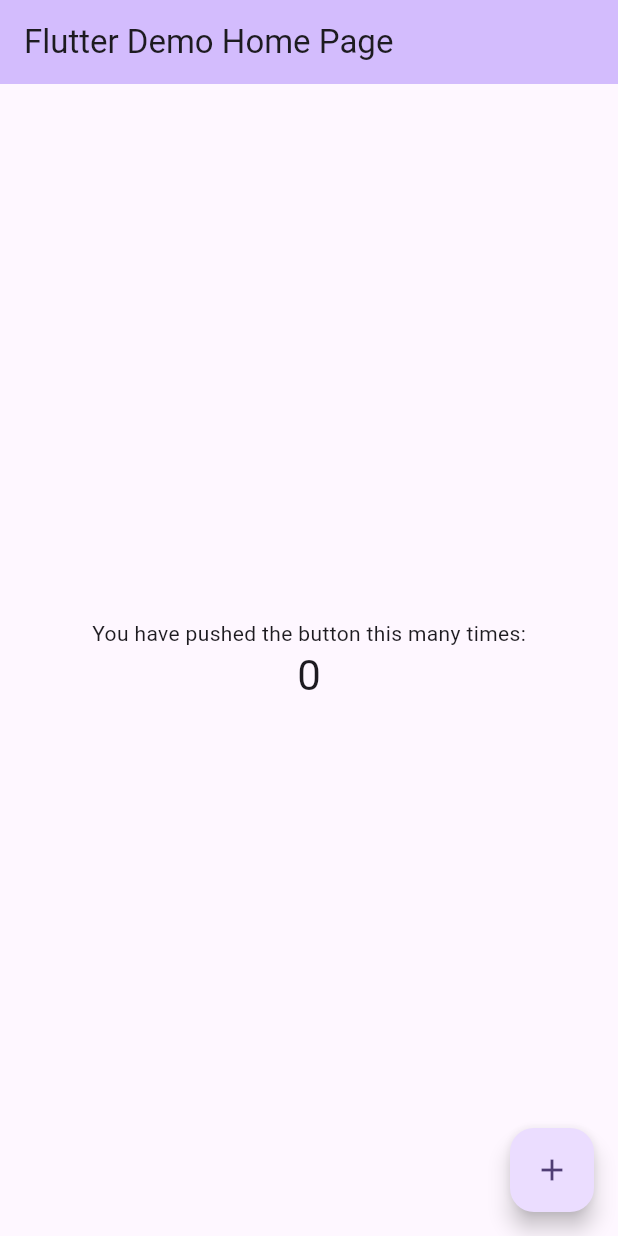
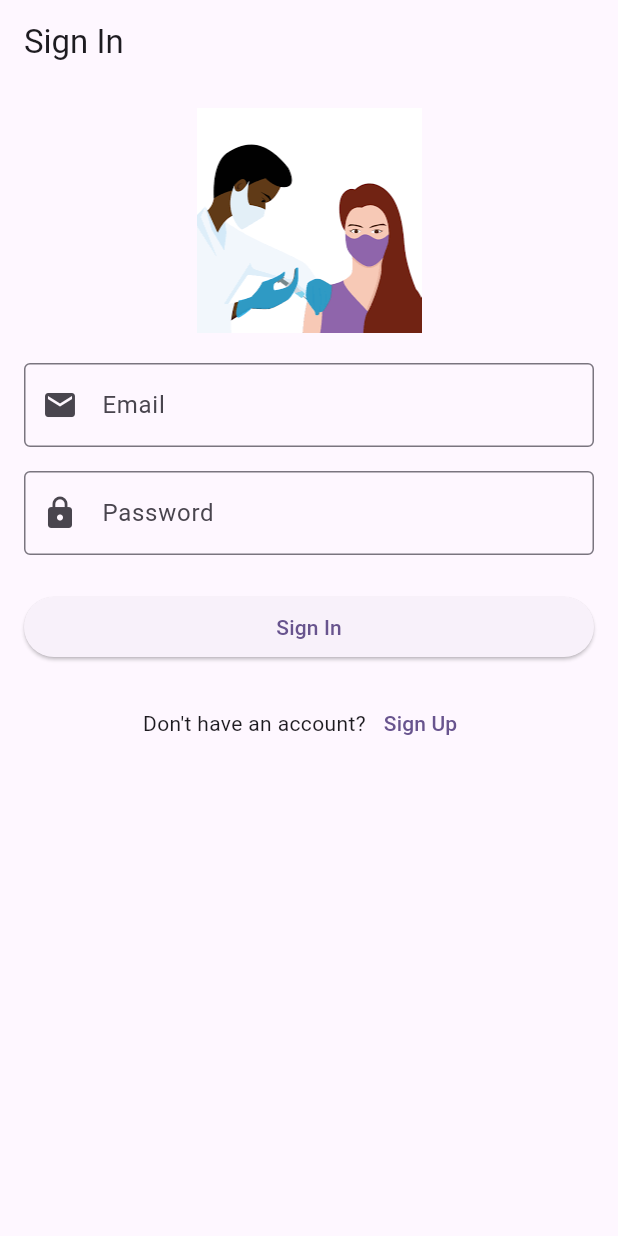
Before and after one commit to Dilipjp/Covid-vaccination-Scheduling, a Flutter app: the screen it shows after launch, on a phone screen of 412 x 824 dp. Run offline on Flutter 3.47's test engine with Material 3 defaults, Android fonts, the light colour scheme and no system bars; our stand-ins replace firebase_auth, firebase_core; accounts and stored records are empty.

Commit message:
Sign in, Sign out and Home page created

```diff
--- a/lib/main.dart
+++ b/lib/main.dart
@@ -1,125 +1,74 @@
+import 'package:firebase_auth/firebase_auth.dart';
 import 'package:flutter/material.dart';
+import 'package:firebase_core/firebase_core.dart';
+import 'screens/sign_in_screen.dart';
+import 'screens/sign_up_screen.dart';
+import 'screens/home_screen.dart';
 
-void main() {
+void main() async {
+  WidgetsFlutterBinding.ensureInitialized();
+  await Firebase.initializeApp();
   runApp(const MyApp());
 }
 
 class MyApp extends StatelessWidget {
   const MyApp({super.key});
 
-  // This widget is the root of your application.
   @override
   Widget build(BuildContext context) {
     return MaterialApp(
-      title: 'Flutter Demo',
+      title: 'Flutter Firebase Auth Demo',
       theme: ThemeData(
-        // This is the theme of your application.
-        //
-        // TRY THIS: Try running your application with "flutter run". You'll see
-        // the application has a purple toolbar. Then, without quitting the app,
-        // try changing the seedColor in the colorScheme below to Colors.green
-        // and then invoke "hot reload" (save your changes or press the "hot
-        // reload" button in a Flutter-supported IDE, or press "r" if you used
-        // the command line to start the app).
-        //
-        // Notice that the counter didn't reset back to zero; the application
-        // state is not lost during the reload. To reset the state, use hot
-        // restart instead.
-        //
-        // This works for code too, not just values: Most code changes can be
-        // tested with just a hot reload.
         colorScheme: ColorScheme.fromSeed(seedColor: Colors.deepPurple),
         useMaterial3: true,
       ),
-      home: const MyHomePage(title: 'Flutter Demo Home Page'),
+      home: const AuthCheck(),
+      routes: {
+        '/home': (context) => const HomeScreen(title: 'Flutter Demo Home Page'),
+        '/sign-in': (context) => const SignInScreen(),
+        '/sign-up': (context) => const SignUpScreen(),
+      },
     );
   }
 }
 
-class MyHomePage extends StatefulWidget {
-  const MyHomePage({super.key, required this.title});
+class AuthCheck extends StatelessWidget {
+  const AuthCheck({super.key});
 
-  // This widget is the home page of your application. It is stateful, meaning
-  // that it has a State object (defined below) that contains fields that affect
-  // how it looks.
-
-  // This class is the configuration for the state. It holds the values (in this
-  // case the title) provided by the parent (in this case the App widget) and
-  // used by the build method of the State. Fields in a Widget subclass are
-  // always marked "final".
-
-  final String title;
-
-  @override
-  State<MyHomePage> createState() => _MyHomePageState();
-}
-
-class _MyHomePageState extends State<MyHomePage> {
-  int _counter = 0;
-
-  void _incrementCounter() {
-    setState(() {
-      // This call to setState tells the Flutter framework that something has
-      // changed in this State, which causes it to rerun the build method below
-      // so that the display can reflect the updated values. If we changed
-      // _counter without calling setState(), then the build method would not be
-      // called again, and so nothing would appear to happen.
-      _counter++;
-    });
+  Future<User?> _checkUserAuthStatus() async {
+    // Wait for a short duration to ensure Firebase has initialized
+    await Future.delayed(const Duration(milliseconds: 500));
+    return FirebaseAuth.instance.currentUser;
   }
 
   @override
   Widget build(BuildContext context) {
-    // This method is rerun every time setState is called, for instance as done
-    // by the _incrementCounter method above.
-    //
-    // The Flutter framework has been optimized to make rerunning build methods
-    // fast, so that you can just rebuild anything that needs updating rather
-    // than having to individually change instances of widgets.
-    return Scaffold(
-      appBar: AppBar(
-        // TRY THIS: Try changing the color here to a specific color (to
-        // Colors.amber, perhaps?) and trigger a hot reload to see the AppBar
-        // change color while the other colors stay the same.
-        backgroundColor: Theme.of(context).colorScheme.inversePrimary,
-        // Here we take the value from the MyHomePage object that was created by
-        // the App.build method, and use it to set our appbar title.
-        title: Text(widget.title),
-      ),
-      body: Center(
-        // Center is a layout widget. It takes a single child and positions it
-        // in the middle of the parent.
-        child: Column(
-          // Column is also a layout widget. It takes a list of children and
-          // arranges them vertically. By default, it sizes itself to fit its
-          // children horizontally, and tries to be as tall as its parent.
-          //
-          // Column has various properties to control how it sizes itself and
-          // how it positions its children. Here we use mainAxisAlignment to
-          // center the children vertically; the main axis here is the vertical
-          // axis because Columns are vertical (the cross axis would be
-          // horizontal).
-          //
-          // TRY THIS: Invoke "debug painting" (choose the "Toggle Debug Paint"
-          // action in the IDE, or press "p" in the console), to see the
-          // wireframe for each widget.
-          mainAxisAlignment: MainAxisAlignment.center,
-          children: <Widget>[
-            const Text(
-              'You have pushed the button this many times:',
-            ),
-            Text(
-              '$_counter',
-              style: Theme.of(context).textTheme.headlineMedium,
-            ),
-          ],
-        ),
-      ),
-      floatingActionButton: FloatingActionButton(
-        onPressed: _incrementCounter,
-        tooltip: 'Increment',
-        child: const Icon(Icons.add),
-      ), // This trailing comma makes auto-formatting nicer for build methods.
+    return FutureBuilder<User?>(
+      future: _checkUserAuthStatus(),
+      builder: (context, snapshot) {
+        if (snapshot.connectionState == ConnectionState.waiting) {
+          // While checking the auth status, show a loading indicator
+          return const Scaffold(
+            body: Center(child: CircularProgressIndicator()),
+          );
+        } else {
+          if (snapshot.hasData && snapshot.data != null) {
+            // User is signed in
+            // Navigate to HomeScreen
+            WidgetsBinding.instance.addPostFrameCallback((_) {
+              Navigator.pushReplacementNamed(context, '/home');
+            });
+          } else {
+            // User is not signed in
+            // Navigate to SignInScreen
+            WidgetsBinding.instance.addPostFrameCallback((_) {
+              Navigator.pushReplacementNamed(context, '/sign-in');
+            });
+          }
+          // While the navigation is happening, show an empty container
+          return const SizedBox.shrink();
+        }
+      },
     );
   }
 }
--- /dev/null
+++ b/lib/screens/sign_in_screen.dart
@@ -0,0 +1,169 @@
+import 'package:flutter/material.dart';
+import 'package:firebase_auth/firebase_auth.dart';
+
+class SignInScreen extends StatefulWidget {
+  const SignInScreen({Key? key}) : super(key: key);
+
+  @override
+  _SignInScreenState createState() => _SignInScreenState();
+}
+
+class _SignInScreenState extends State<SignInScreen> {
+  // Controllers for input fields
+  final TextEditingController _emailController = TextEditingController();
+  final TextEditingController _passwordController = TextEditingController();
+
+  // Key for the form
+  final _formKey = GlobalKey<FormState>();
+
+  // State variables
+  bool _isLoading = false;
+  String? _errorMessage;
+
+  // Sign-In method
+  Future<void> _signIn() async {
+    if (_formKey.currentState?.validate() ?? false) {
+      setState(() {
+        _isLoading = true;
+        _errorMessage = null;
+      });
+
+      try {
+        // Attempt to sign in the user
+        await FirebaseAuth.instance.signInWithEmailAndPassword(
+          email: _emailController.text.trim(),
+          password: _passwordController.text.trim(),
+        );
+        // If successful, navigate to HomeScreen
+        Navigator.pushReplacementNamed(context, '/home');
+      } on FirebaseAuthException catch (e) {
+        // Handle Firebase-specific errors
+        setState(() {
+          _errorMessage = e.message;
+        });
+      } catch (e) {
+        // Handle other errors
+        setState(() {
+          _errorMessage = 'An unknown error occurred';
+        });
+      } finally {
+        // Reset loading state
+        setState(() {
+          _isLoading = false;
+        });
+      }
+    }
+  }
+
+  @override
+  void dispose() {
+    // Dispose controllers when the widget is removed
+    _emailController.dispose();
+    _passwordController.dispose();
+    super.dispose();
+  }
+
+  String? _validateEmail(String? value) {
+    if (value == null || value.isEmpty) {
+      return 'Please enter your email';
+    } else if (!RegExp(r'^[^@]+@[^@]+\.[^@]+').hasMatch(value)) {
+      return 'Please enter a valid email';
+    }
+    return null;
+  }
+
+  String? _validatePassword(String? value) {
+    if (value == null || value.isEmpty) {
+      return 'Please enter your password';
+    } else if (value.length < 6) {
+      return 'Password must be at least 6 characters';
+    }
+    return null;
+  }
+
+  @override
+  Widget build(BuildContext context) {
+    return Scaffold(
+      appBar: AppBar(
+        title: const Text('Sign In'),
+      ),
+      body: SingleChildScrollView(
+        child: Padding(
+          padding: const EdgeInsets.all(16.0),
+          child: Form(
+            key: _formKey,
+            child: Column(
+              crossAxisAlignment: CrossAxisAlignment.stretch,
+              children: [
+                // Top Image
+                SizedBox(
+                  height: 150,
+                  child: Image.asset(
+                    'assets/images/login.png', // Make sure to add the image asset in your project
+                    fit: BoxFit.contain,
+                  ),
+                ),
+                const SizedBox(height: 20),
+                // Email input
+                TextFormField(
+                  controller: _emailController,
+                  decoration: InputDecoration(
+                    labelText: 'Email',
+                    prefixIcon: Icon(Icons.email),
+                    border: OutlineInputBorder(),
+                  ),
+                  keyboardType: TextInputType.emailAddress,
+                  validator: _validateEmail,
+                ),
+                const SizedBox(height: 16),
+                // Password input
+                TextFormField(
+                  controller: _passwordController,
+                  decoration: InputDecoration(
+                    labelText: 'Password',
+                    prefixIcon: Icon(Icons.lock),
+                    border: OutlineInputBorder(),
+                  ),
+                  obscureText: true,
+                  validator: _validatePassword,
+                ),
+                const SizedBox(height: 24),
+                // Sign-In button or loading indicator
+                _isLoading
+                    ? const CircularProgressIndicator()
+                    : ElevatedButton(
+                  onPressed: _signIn,
+                  child: const Text('Sign In'),
+                ),
+                // Display error message if any
+                if (_errorMessage != null)
+                  Padding(
+                    padding: const EdgeInsets.only(top: 16.0),
+                    child: Text(
+                      _errorMessage!,
+                      style: const TextStyle(color: Colors.red),
+                      textAlign: TextAlign.center,
+                    ),
+                  ),
+                const SizedBox(height: 16),
+                // Navigation option to Sign-Up screen
+                Row(
+                  mainAxisAlignment: MainAxisAlignment.center,
+                  children: [
+                    const Text("Don't have an account?"),
+                    TextButton(
+                      onPressed: () {
+                        Navigator.pushReplacementNamed(context, '/sign-up');
+                      },
+                      child: const Text('Sign Up'),
+                    ),
+                  ],
+                ),
+              ],
+            ),
+          ),
+        ),
+      ),
+    );
+  }
+}
```
Also changed, not shown: lib/screens/home_screen.dart (added, +40 -0 lines), lib/screens/sign_up_screen.dart (added, +172 -0 lines), pubspec.yaml (+6 -16 lines), assets/images/login.png (added), firebase.json (added), lib/firebase_options.dart (added), 69 other files.
